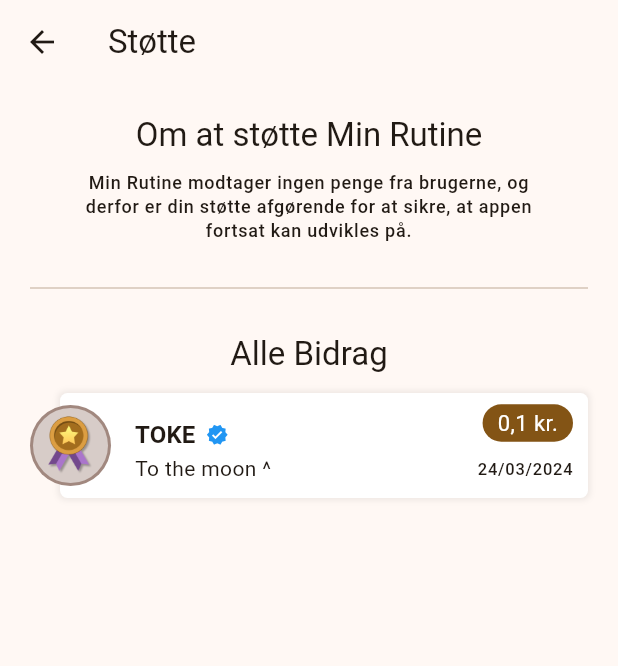
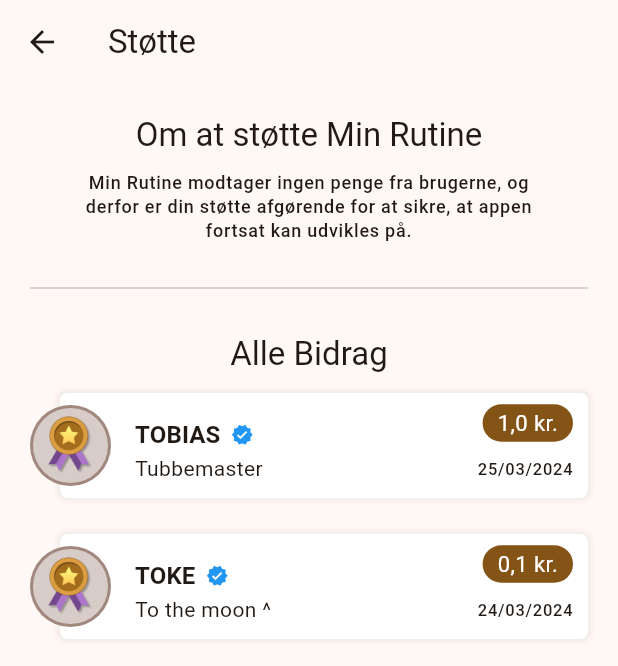
Before and after one commit to toke-dk/productivity_app, a Flutter app: the SupportersPage screen opened directly, on a phone screen of 412 x 824 dp. Shown: the top 666 px of the screen. Run offline on Flutter 3.47's test engine with Material 3 defaults, Android fonts, the phone set to English and light mode, and no system bars; drawn by our look-alikes of flutter_animate; our stand-ins replace fl_chart, font_awesome_flutter, gap, percent_indicator, shared_preferences, showcaseview and 2 more; missing offline and left inert: animated_digit; accounts and stored records are empty.

Commit message:
donation from Tobias added

```diff
--- a/lib/shared/all_donations.dart
+++ b/lib/shared/all_donations.dart
@@ -8,4 +8,9 @@ final List<Donation> kAllDonations = [
       valueInKr: 0.1,
       dateAdded: DateTime(2024, 3, 24),
       message: "To the moon ^"),
+  Donation(
+      name: "Tobias",
+      message: "Tubbemaster",
+      valueInKr: 1,
+      dateAdded: DateTime(2024, 3, 25)),
 ];
```
